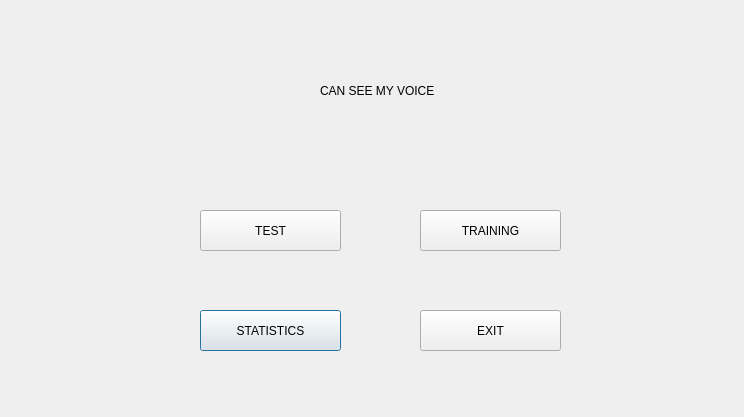
The window that ICanSeeMyVoice/UI/UI resource/MAIN_UI.ui (jwoonge/MJJ) describes before a commit, drawn with Qt 5.
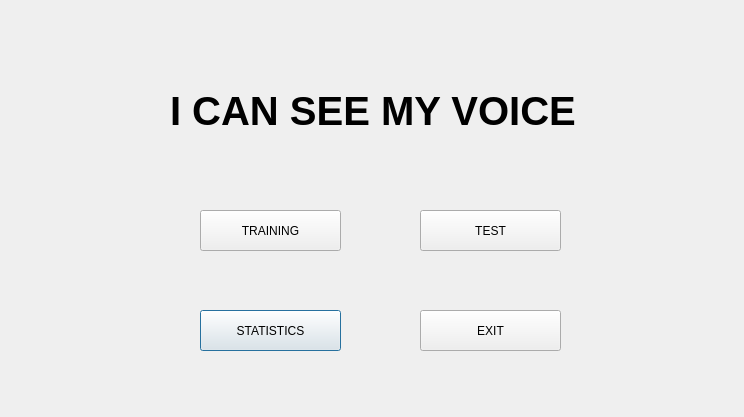
The same window after the commit.

What changed in the file:
```diff
--- a/ICanSeeMyVoice/UI/UI resource/MAIN_UI.ui
+++ b/ICanSeeMyVoice/UI/UI resource/MAIN_UI.ui
@@ -42,7 +42,7 @@
   <widget class="QPushButton" name="trainbutton">
    <property name="geometry">
     <rect>
-     <x>420</x>
+     <x>200</x>
      <y>210</y>
      <width>141</width>
      <height>41</height>
@@ -55,7 +55,7 @@
   <widget class="QPushButton" name="testbutton">
    <property name="geometry">
     <rect>
-     <x>200</x>
+     <x>420</x>
      <y>210</y>
      <width>141</width>
      <height>41</height>
@@ -68,14 +68,24 @@
   <widget class="QLabel" name="label">
    <property name="geometry">
     <rect>
-     <x>320</x>
-     <y>50</y>
-     <width>221</width>
+     <x>170</x>
+     <y>70</y>
+     <width>421</width>
      <height>81</height>
     </rect>
    </property>
+   <property name="font">
+    <font>
+     <pointsize>30</pointsize>
+     <weight>75</weight>
+     <italic>false</italic>
+     <bold>true</bold>
+     <strikeout>false</strikeout>
+     <kerning>true</kerning>
+    </font>
+   </property>
    <property name="text">
-    <string>CAN SEE MY VOICE</string>
+    <string>I CAN SEE MY VOICE</string>
    </property>
   </widget>
  </widget>
```
